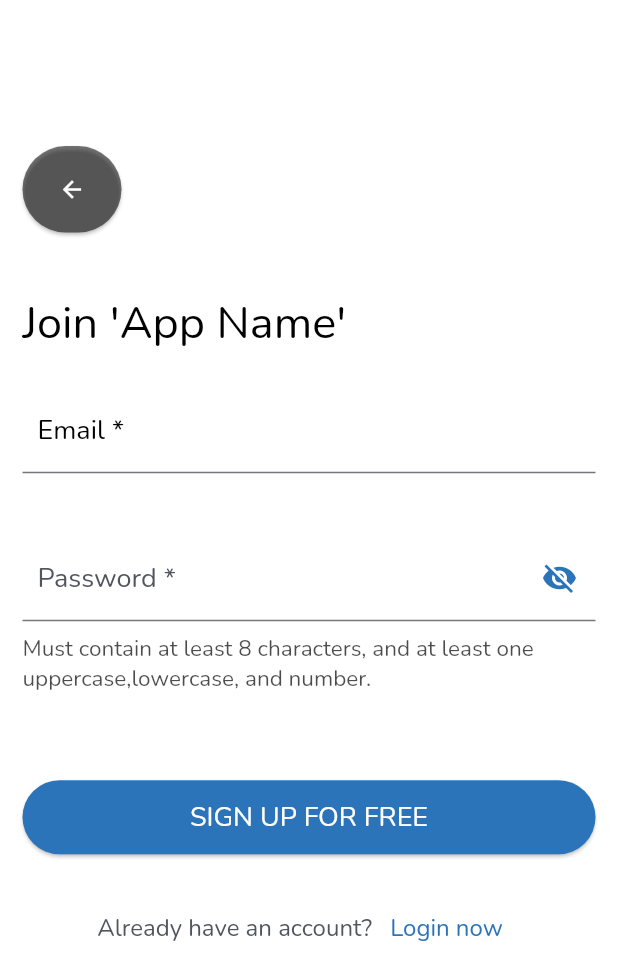
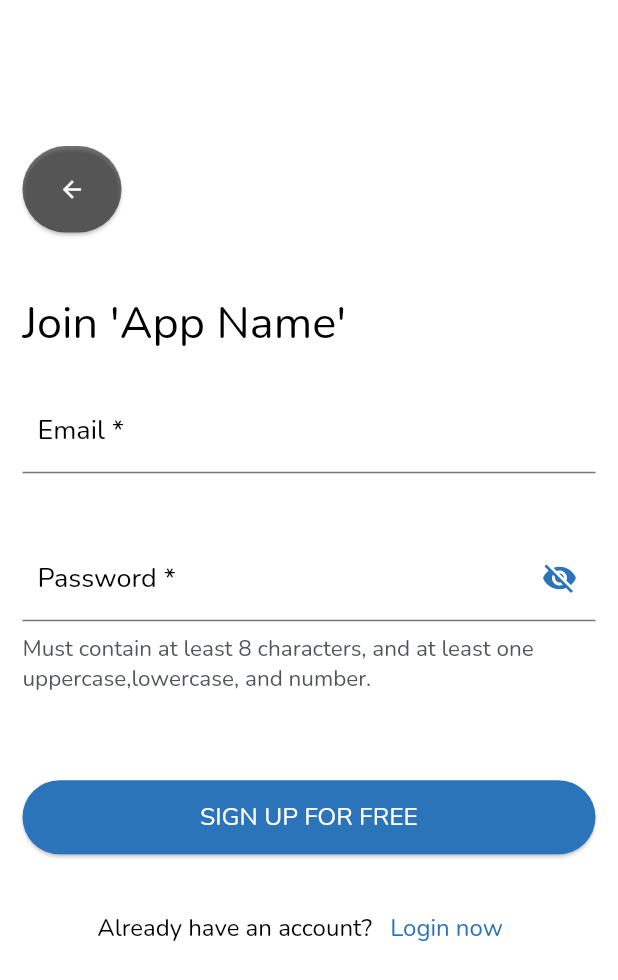
Before and after one commit to MahmoudRede/ElectroMaps, a Flutter app: the RegisterScreen screen opened directly, on a phone screen of 412 x 824 dp. Shown: the top 980 px of the screen. Run offline on Flutter 3.47's test engine with Material 3 defaults, Android fonts, the phone set to English and light mode, and no system bars; our stand-ins replace dio, firebase_core, flutter_bloc, shared_preferences, smooth_page_indicator; accounts and stored records are empty.

Commit message:
register screen enhancing

```diff
--- a/lib/business_logic/cubit/app_cubit/app_cubit.dart
+++ b/lib/business_logic/cubit/app_cubit/app_cubit.dart
@@ -11,6 +11,10 @@ class AppCubit extends Cubit<AppStates>{
   AppCubit() : super(InitialState());
 
   static AppCubit get(context) => BlocProvider.of<AppCubit>(context);
+
+
+  final TextEditingController emailController = TextEditingController();
+  final TextEditingController passwordController = TextEditingController();
 
   int currentIndex=0;
 
--- a/lib/main.dart
+++ b/lib/main.dart
@@ -1,7 +1,6 @@
 import 'package:e_electromaps/business_logic/cubit/app_cubit/app_cubit.dart';
 import 'package:e_electromaps/business_logic/cubit/app_states/app_states.dart';
 import 'package:e_electromaps/core/remote/dio_helper.dart';
-import 'package:e_electromaps/presentation/screens/home_layout/home_layout.dart';
 import 'package:e_electromaps/styles/colors/color_manager.dart';
 import 'package:firebase_core/firebase_core.dart';
 import 'package:flutter/material.dart';
@@ -42,7 +41,7 @@ class MyApp extends StatelessWidget {
                 )
               ),
               debugShowCheckedModeBanner: false,
-              home: const HomeLayout(),
+              home: const RegisterOptionsScreen(),
             );
           }
       ),
--- a/lib/presentation/screens/register_screen/register_screen.dart
+++ b/lib/presentation/screens/register_screen/register_screen.dart
@@ -1,3 +1,4 @@
+import 'package:e_electromaps/business_logic/cubit/app_cubit/app_cubit.dart';
 import 'package:e_electromaps/presentation/screens/login_screen/login_screen.dart';
 import 'package:e_electromaps/presentation/widgets/default_button.dart';
 import 'package:e_electromaps/presentation/widgets/default_text_form_field.dart';
@@ -9,8 +10,6 @@ class RegisterScreen extends StatelessWidget {
 
   @override
   Widget build(BuildContext context) {
-    TextEditingController emailController = TextEditingController();
-    TextEditingController passwordController = TextEditingController();
     return SafeArea(
       child: Scaffold(
         backgroundColor: ColorManager.white,
@@ -39,7 +38,8 @@ class RegisterScreen extends StatelessWidget {
                         content: const Icon(
                           Icons.arrow_back,
                           color: ColorManager.white,
-                        )),
+                        ),
+                    ),
                   ),
                   SizedBox(
                     height: MediaQuery.sizeOf(context).height * 0.05,
@@ -56,7 +56,7 @@ class RegisterScreen extends StatelessWidget {
                   ),
                   DefaultTextFormField(
                       labelText: 'Email *',
-                      controller: emailController,
+                      controller: AppCubit.get(context).emailController,
                       textInputType: TextInputType.emailAddress),
                   SizedBox(
                     height: MediaQuery.sizeOf(context).height * 0.05,
@@ -64,7 +64,7 @@ class RegisterScreen extends StatelessWidget {
                   DefaultTextFormField(
                       isPass: true,
                       labelText: 'Password *',
-                      controller: passwordController,
+                      controller: AppCubit.get(context).passwordController,
                       textInputType: TextInputType.text),
                   SizedBox(
                     height: MediaQuery.sizeOf(context).height * 0.01,
@@ -75,11 +75,13 @@ class RegisterScreen extends StatelessWidget {
                       Text(
                           'Must contain at least 8 characters, and at least one uppercase,lowercase, and number.',
                           textAlign: TextAlign.start,
-                          style:
-                              Theme.of(context).textTheme.headlineSmall!.copyWith(
-                                    color: ColorManager.black.withOpacity(.7),
-                                    fontSize: 15,
-                                  ))
+                          style: Theme.of(context)
+                              .textTheme
+                              .headlineSmall!
+                              .copyWith(
+                                color: ColorManager.textColor,
+                                fontSize: 15,
+                              ))
                     ],
                   ),
                   SizedBox(
@@ -95,7 +97,10 @@ class RegisterScreen extends StatelessWidget {
                       style: Theme.of(context)
                           .textTheme
                           .headlineSmall!
-                          .copyWith(color: ColorManager.white, fontSize: 18),
+                          .copyWith(
+                              color: ColorManager.white,
+                              fontSize:
+                                  MediaQuery.sizeOf(context).height * 0.02),
                     ),
                   ),
                   SizedBox(
@@ -109,16 +114,16 @@ class RegisterScreen extends StatelessWidget {
                         style: Theme.of(context)
                             .textTheme
                             .headlineSmall!
-                            .copyWith(
-                                color: ColorManager.textColor, fontSize: 16),
+                            .copyWith(color: ColorManager.black, fontSize: 16),
                       ),
                       TextButton(
                           onPressed: () {
                             Navigator.push(
-                                context,
-                                MaterialPageRoute(
-                                  builder: (context) => const LoginScreen(),
-                                ));
+                              context,
+                              MaterialPageRoute(
+                                builder: (context) => const LoginScreen(),
+                              ),
+                            );
                           },
                           child: Text(
                             "Login now",
--- a/lib/presentation/widgets/default_text_form_field.dart
+++ b/lib/presentation/widgets/default_text_form_field.dart
@@ -76,7 +76,7 @@ class _DefaultTextFormFieldState extends State<DefaultTextFormField> {
           textInputAction: TextInputAction.next,
           style: Theme.of(context).textTheme.headlineSmall!.copyWith(
             fontSize: 15.0,
-            color: ColorManager.textColor,
+            color: ColorManager.black,
           ),
           decoration: InputDecoration(
             contentPadding: const EdgeInsets.symmetric(horizontal: 10, vertical: 10),
@@ -105,7 +105,7 @@ class _DefaultTextFormFieldState extends State<DefaultTextFormField> {
           textInputAction: TextInputAction.done,
           style: Theme.of(context).textTheme.headlineSmall!.copyWith(
             fontSize: 15.0,
-            color: ColorManager.textColor,
+            color: ColorManager.black,
 
           ),
           decoration: InputDecoration(
@@ -113,7 +113,7 @@ class _DefaultTextFormFieldState extends State<DefaultTextFormField> {
               labelText: widget.labelText,
               labelStyle: Theme.of(context).textTheme.headlineSmall!.copyWith(
                 fontSize: 18.0,
-                color: ColorManager.textColor,
+                color: ColorManager.black,
               ),
               errorStyle: Theme.of(context).textTheme.headlineSmall!.copyWith(
                 fontSize: 15.0,
--- a/lib/styles/colors/color_manager.dart
+++ b/lib/styles/colors/color_manager.dart
@@ -5,8 +5,8 @@ class ColorManager {
   static const Color solidGreen = Color(0xFF04CE70);
   static const Color blue = Colors.blue;
   static const Color darkGreen = Color(0xFF112D30);
-  static const Color browen = Color(0xFFE6DCD2);
-  static const Color browenDark = Color(0xFF604E40);
+  static const Color brown = Color(0xFFE6DCD2);
+  static const Color brownDark = Color(0xFF604E40);
   static const Color darkWhite = Color(0xFFFAF6F3);
   static const Color black = Colors.black;
   static const Color white = Colors.white;
```
